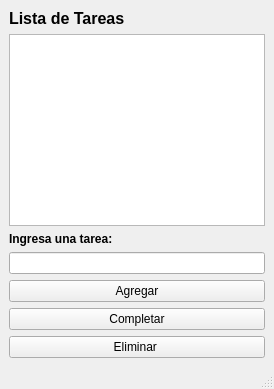
First picture: the form in src/ui/interfaz.ui, repository JavierEchezarreta/tp_lista_tareas, before the edit.
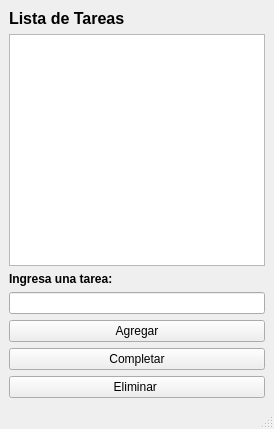
Second picture: the form after the edit.

The edit to the form file:
```diff
--- a/src/ui/interfaz.ui
+++ b/src/ui/interfaz.ui
@@ -1,7 +1,15 @@
 <?xml version="1.0" encoding="UTF-8"?>
 <ui version="4.0">
- <class>MainWindow</class>
- <widget class="QMainWindow" name="MainWindow">
+ <class>ventana_principal</class>
+ <widget class="QMainWindow" name="ventana_principal">
+  <property name="geometry">
+   <rect>
+    <x>0</x>
+    <y>0</y>
+    <width>274</width>
+    <height>429</height>
+   </rect>
+  </property>
   <property name="windowTitle">
    <string>Lista de tareas</string>
   </property>
```
Left out of the diff: 18 changed lines with no effect on the pictures.
